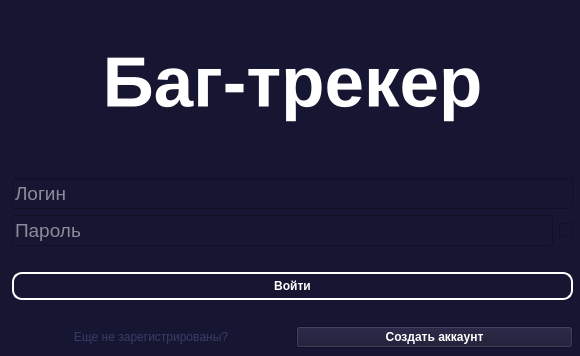
Before: the Qt Designer form interfaces/login_form.ui in ArtShibaev/Bugtracker, drawn with Qt 5.
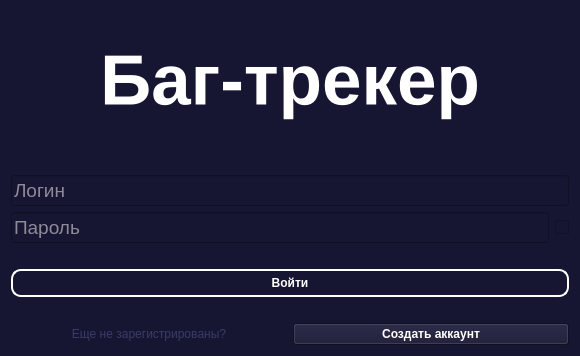
After: the same form once the commit is applied.

Commit message: Исправлена несовместимость версий

Patch:
```diff
--- a/interfaces/login_form.ui
+++ b/interfaces/login_form.ui
@@ -43,15 +43,8 @@
    <string notr="true">background-color: #171632;
 color: white;</string>
   </property>
-  <widget class="QWidget" name="layoutWidget">
-   <property name="geometry">
-    <rect>
-     <x>12</x>
-     <y>12</y>
-     <width>561</width>
-     <height>336</height>
-    </rect>
-   </property>
+  <layout class="QGridLayout" name="gridLayout_2">
+   <item row="0" column="0">
    <layout class="QVBoxLayout" name="verticalLayout">
     <item>
      <widget class="QLabel" name="label_main_page">
@@ -285,7 +278,8 @@
      </layout>
     </item>
    </layout>
-  </widget>
+   </item>
+  </layout>
  </widget>
  <tabstops>
   <tabstop>input_login</tabstop>
```
Lines whose indentation alone changed are shown as unchanged. The commit also changes 1 other file.
